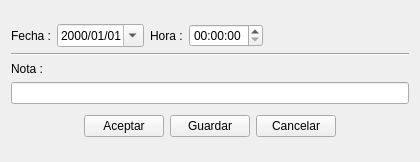
Above: agenda/newalerta_alerta_ui.ui from rodety/manager before the change. Below: the same form after it.
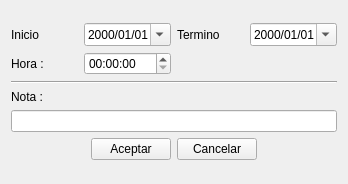
That is the form after the change. Icons and pictures are not drawn.

Patch:
```diff
--- a/agenda/newalerta_alerta_ui.ui
+++ b/agenda/newalerta_alerta_ui.ui
@@ -6,8 +6,8 @@
    <rect>
     <x>0</x>
     <y>0</y>
-    <width>420</width>
-    <height>162</height>
+    <width>348</width>
+    <height>184</height>
    </rect>
   </property>
   <property name="windowTitle">
@@ -22,13 +22,6 @@
     <layout class="QGridLayout" name="gridLayout_4">
      <item row="0" column="0">
       <layout class="QGridLayout" name="gridLayout">
-       <item row="0" column="0">
-        <widget class="QLabel" name="label">
-         <property name="text">
-          <string>Fecha :</string>
-         </property>
-        </widget>
-       </item>
        <item row="0" column="1">
         <widget class="QDateEdit" name="dateEdit">
          <property name="displayFormat">
@@ -39,14 +32,38 @@
          </property>
         </widget>
        </item>
+       <item row="0" column="0">
+        <widget class="QLabel" name="label">
+         <property name="text">
+          <string>Inicio</string>
+         </property>
+        </widget>
+       </item>
        <item row="0" column="2">
+        <widget class="QLabel" name="label_4">
+         <property name="text">
+          <string>Termino</string>
+         </property>
+        </widget>
+       </item>
+       <item row="0" column="3">
+        <widget class="QDateEdit" name="dateEdit_2">
+         <property name="displayFormat">
+          <string>yyyy/MM/dd</string>
+         </property>
+         <property name="calendarPopup">
+          <bool>true</bool>
+         </property>
+        </widget>
+       </item>
+       <item row="1" column="0">
         <widget class="QLabel" name="label_3">
          <property name="text">
           <string>Hora :</string>
          </property>
         </widget>
        </item>
-       <item row="0" column="3">
+       <item row="1" column="1">
         <widget class="QTimeEdit" name="timeEdit">
          <property name="maximumDateTime">
           <datetime>
@@ -76,19 +93,6 @@
          </property>
         </widget>
        </item>
-       <item row="0" column="4">
-        <spacer name="horizontalSpacer">
-         <property name="orientation">
-          <enum>Qt::Horizontal</enum>
-         </property>
-         <property name="sizeHint" stdset="0">
-          <size>
-           <width>274</width>
-           <height>20</height>
-          </size>
-         </property>
-        </spacer>
-       </item>
       </layout>
      </item>
      <item row="1" column="0">
@@ -120,69 +124,46 @@
      </item>
      <item row="3" column="0">
       <layout class="QGridLayout" name="gridLayout_3">
-       <item row="1" column="0">
-        <spacer name="horizontalSpacer_2">
-         <property name="orientation">
-          <enum>Qt::Horizontal</enum>
-         </property>
-         <property name="sizeHint" stdset="0">
-          <size>
-           <width>40</width>
-           <height>20</height>
-          </size>
-         </property>
-        </spacer>
-       </item>
-       <item row="1" column="1">
+       <item row="0" column="1">
         <widget class="QPushButton" name="pushButton_Acept">
          <property name="text">
           <string>Aceptar</string>
          </property>
         </widget>
        </item>
-       <item row="1" column="2">
-        <widget class="QPushButton" name="pushButton_Save">
-         <property name="text">
-          <string>Guardar</string>
+       <item row="0" column="4">
+        <spacer name="horizontalSpacer_5">
+         <property name="orientation">
+          <enum>Qt::Horizontal</enum>
          </property>
-        </widget>
+         <property name="sizeHint" stdset="0">
+          <size>
+           <width>40</width>
+           <height>20</height>
+          </size>
+         </property>
+        </spacer>
        </item>
-       <item row="1" column="3">
+       <item row="0" column="0">
+        <spacer name="horizontalSpacer_2">
+         <property name="orientation">
+          <enum>Qt::Horizontal</enum>
+         </property>
+         <property name="sizeHint" stdset="0">
+          <size>
+           <width>40</width>
+           <height>20</height>
+          </size>
+         </property>
+        </spacer>
+       </item>
+       <item row="0" column="2">
         <widget class="QPushButton" name="pushButton_Cancel">
          <property name="text">
           <string>Cancelar</string>
          </property>
         </widget>
        </item>
-       <item row="1" column="4">
-        <spacer name="horizontalSpacer_5">
-         <property name="orientation">
-          <enum>Qt::Horizontal</enum>
-         </property>
-         <property name="sizeHint" stdset="0">
-          <size>
-           <width>40</width>
-           <height>20</height>
-          </size>
-         </property>
-        </spacer>
-       </item>
-       <item row="0" column="2">
-        <spacer name="verticalSpacer">
-         <property name="orientation">
-          <enum>Qt::Vertical</enum>
-         </property>
-         <property name="sizeType">
-          <enum>QSizePolicy::Fixed</enum>
-         </property>
-         <property name="sizeHint" stdset="0">
-          <size>
-           <width>20</width>
-           <height>5</height>
-          </size>
-         </property>
-        </spacer>
-       </item>
       </layout>
      </item>
     </layout>
```
Left out of the diff: 3 changed lines with no effect on the pictures.
